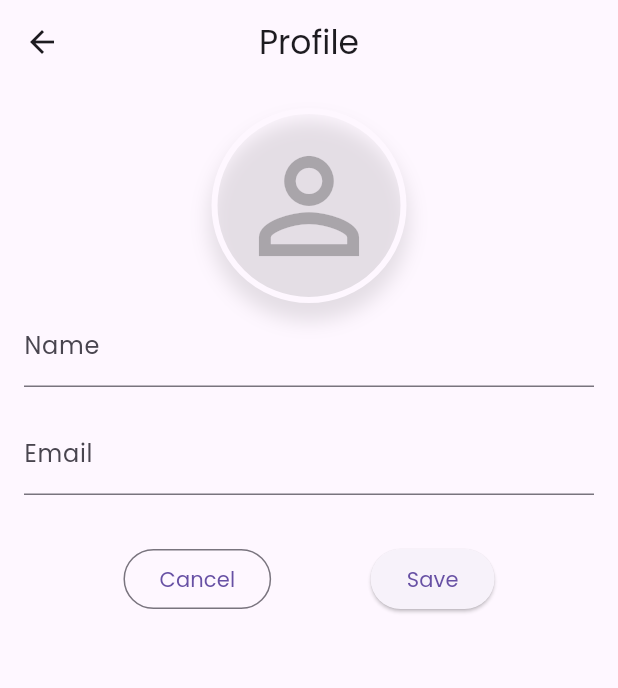
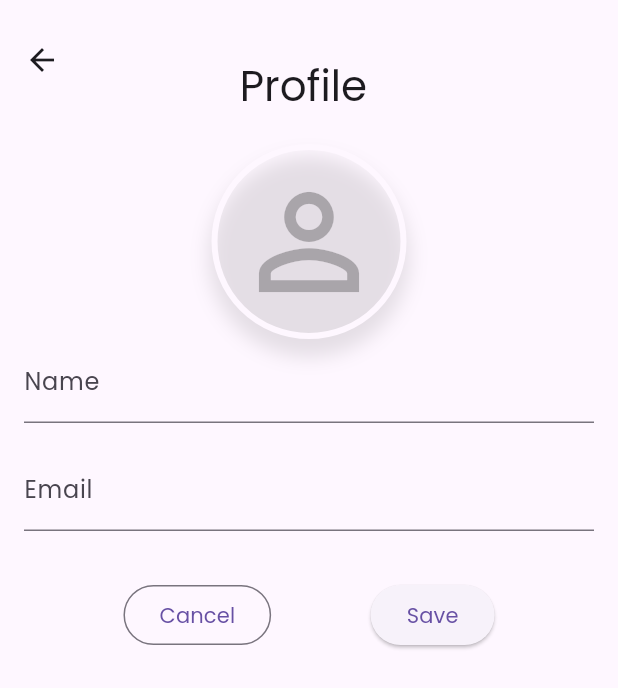
Before and after one commit to WorapolKhu/Chat-project, a Flutter app: the HomePage screen opened by its route, item 4 of the bottom bar chosen, after a tap on "Profile", on a phone screen of 412 x 824 dp. Shown: the top 688 px of the screen. Run offline on Flutter 3.47's test engine with Material 3 defaults, Android fonts, the phone set to English and light mode, and no system bars; our stand-ins replace cloud_firestore, firebase_auth, firebase_core; accounts and stored records are empty; network calls fail.

Commit message:
delete_friend
delete_friend

```diff
--- a/lib/pages/editProfile.dart
+++ b/lib/pages/editProfile.dart
@@ -88,7 +88,14 @@ void updateProfile() async {
   Widget build(BuildContext context) {
     return Scaffold(
       appBar: AppBar(
-        title: Text('Profile'),
+        title: Container(
+          padding: EdgeInsets.only(top: 35),
+          child: Text(
+            'Profile ',
+            style: TextStyle(fontSize: 28, fontWeight: FontWeight.w400),
+          ),
+        ),
+        toolbarHeight: 80,
         centerTitle: true,
       ),
       body: Padding(
--- a/lib/pages/home.dart
+++ b/lib/pages/home.dart
@@ -28,10 +28,11 @@ class _HomePageState extends State<HomePage> {
         currentIndex: _currIndex,
         onTap: _onTabTapped,
         items: const [
-          BottomNavigationBarItem(icon: Icon(Icons.home), label: 'page 1'),
-          BottomNavigationBarItem(icon: Icon(Icons.people), label: 'page 2'),
-          BottomNavigationBarItem(icon: Icon(Icons.chat), label: 'page 3'),
-          BottomNavigationBarItem(icon: Icon(Icons.settings), label: 'page 4'),
+          BottomNavigationBarItem(icon: Icon(Icons.home), label: 'Home'),
+          BottomNavigationBarItem(
+              icon: Icon(Icons.person_add_alt_1), label: 'Add friend'),
+          BottomNavigationBarItem(icon: Icon(Icons.chat), label: 'Chats'),
+          BottomNavigationBarItem(icon: Icon(Icons.settings), label: 'Setting'),
         ],
       ),
       body: SafeArea(
```
Also changed, not shown: lib/pages/homelist.dart (+79 -0 lines). Lines whose indentation alone changed are shown as unchanged.
